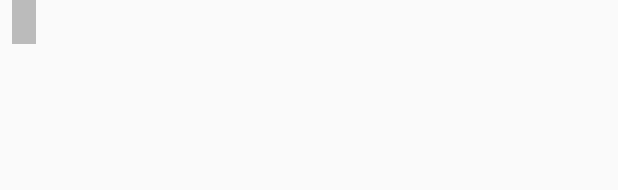
After one commit to maezred/Places-Android, an Android app: the layout tag.xml on its own in the app's theme, with its tools: preview values and no code run, on a phone screen of 412 x 824 dp. The commit adds this screen. Shown: the top 190 px of the screen. Run offline under Robolectric (Android 15) with nearby library versions, the phone set to English and light mode, and no system bars.

Commit message:
Get rid of programmatic creation of tag views and use global view pool.

```diff
--- /dev/null
+++ b/app/src/main/res/layout/tag.xml
@@ -0,0 +1,19 @@
+<?xml version="1.0" encoding="utf-8"?>
+<TextView
+	xmlns:android="http://schemas.android.com/apk/res/android"
+	android:layout_width="wrap_content"
+	android:layout_height="wrap_content"
+	android:layout_marginEnd="8dp"
+	android:layout_marginLeft="8dp"
+	android:layout_marginRight="8dp"
+	android:layout_marginStart="8dp"
+	android:background="@color/colorGray"
+	android:paddingBottom="6dp"
+	android:paddingEnd="8dp"
+	android:paddingLeft="8dp"
+	android:paddingRight="8dp"
+	android:paddingStart="8dp"
+	android:paddingTop="4dp"
+	android:textColor="@color/colorDarkGray">
+
+</TextView>
```
Also changed, not shown: app/src/main/java/net/moltendorf/places/view/PlaceViewHolder.java (+14 -53 lines), app/src/main/java/net/moltendorf/places/view/ViewPool.java (added, +56 -0 lines).
